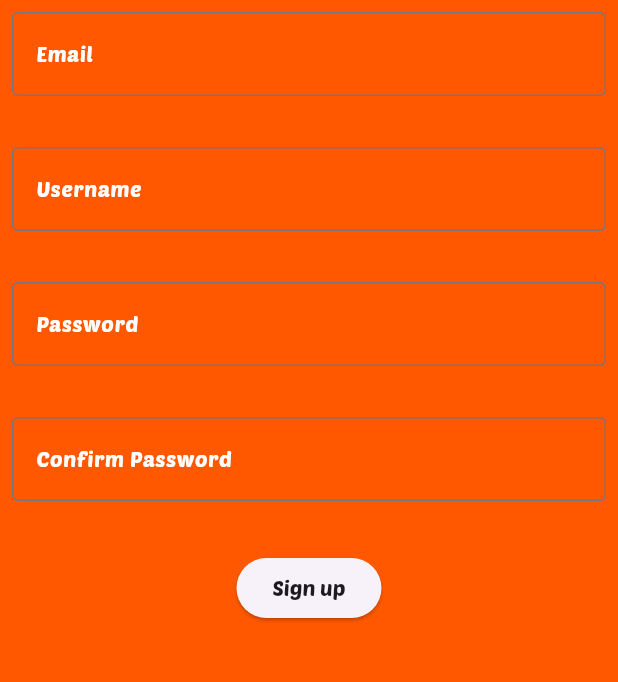
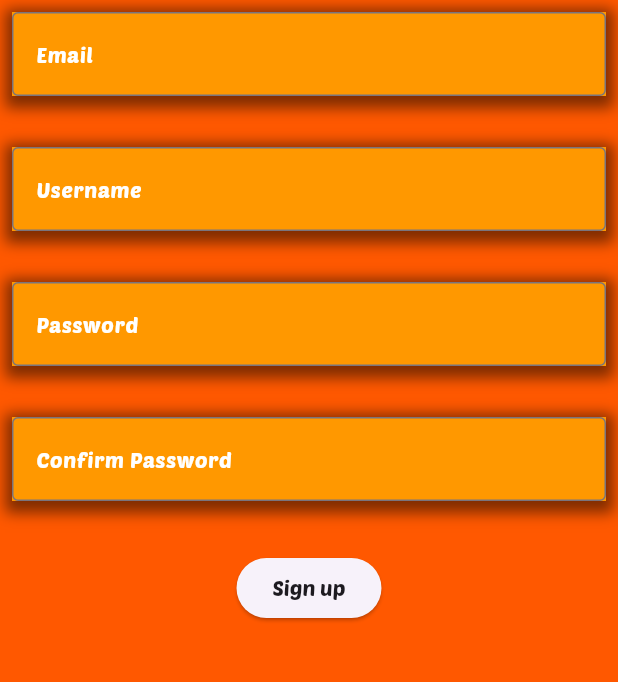
Before and after one commit to Mcfearless314/corsa-frontend, a Flutter app: the screen it shows after launch, after a tap on "Sign up", on a phone screen of 412 x 824 dp, the part 84-766 px from its top. Run offline on Flutter 3.47's test engine with Material 3 defaults, Android fonts, the phone set to English and light mode, and no system bars; our stand-ins replace flutter_bloc, freezed_annotation, google_maps_flutter, location; network calls fail.

Commit message:
Cosmetic update

```diff
--- a/lib/bloc/register_cubit.dart
+++ b/lib/bloc/register_cubit.dart
@@ -56,10 +56,10 @@ class RegisterCubit extends Cubit<RegisterState> {
         username: usernameController.text,
         password: passwordController.text,
       );
+      channel.sink.add(event.toJson());
       final serverEventFuture = channel.stream
           .map((event) => ServerEvent.fromJson(event))
-          .firstWhere((event) => event is ServerConfirmsRegistration);
-      channel.sink.add(event.toJson());
+          .firstWhere((event) => event is ServerConfirmsRegistration, orElse: () => throw Exception('Server did not confirm registration'));
       final serverEvent =
           await serverEventFuture.timeout(const Duration(seconds: 5));
       if (serverEvent is ServerConfirmsRegistration) {
--- a/lib/ui/homepage_screen.dart
+++ b/lib/ui/homepage_screen.dart
@@ -44,7 +44,21 @@ class HomePageScreen extends StatelessWidget {
                 children: [
                   Padding(
                     padding: const EdgeInsets.all(8.0),
+                    child: Container(
+                      decoration: BoxDecoration(
+                        color: Colors.orange,
+                        boxShadow: [
+                          BoxShadow(
+                            color: Colors.black.withOpacity(0.5),
+                            spreadRadius: 5,
+                            blurRadius: 7,
+                            offset: const Offset(0, 3), // changes position of shadow
+                          ),
+                        ],
+                      ),
                       child: TextField(
+                        style: const TextStyle(
+                            color: Colors.white, fontFamily: 'PoetsenOne'),
                         controller:
                             context.read<HomepageCubit>().usernameController,
                         decoration: const InputDecoration(
@@ -57,9 +71,24 @@ class HomePageScreen extends StatelessWidget {
                         ),
                       ),
                     ),
+                  ),
                   Padding(
                     padding: const EdgeInsets.all(8.0),
+                    child: Container(
+                      decoration: BoxDecoration(
+                        color: Colors.orange,
+                        boxShadow: [
+                          BoxShadow(
+                            color: Colors.black.withOpacity(0.5),
+                            spreadRadius: 5,
+                            blurRadius: 7,
+                            offset: const Offset(0, 3), // changes position of shadow
+                          ),
+                        ],
+                      ),
                       child: TextField(
+                        style: const TextStyle(
+                            color: Colors.white, fontFamily: 'PoetsenOne'),
                         controller:
                             context.read<HomepageCubit>().passwordController,
                         obscureText: true,
@@ -70,6 +99,7 @@ class HomePageScreen extends StatelessWidget {
                                 fontFamily: 'PoetsenOne',
                                 fontSize: 14.0,
                                 color: Colors.white)),
+                      ),
                     ),
                   ),
                   Row(
--- a/lib/ui/registerpage_screen.dart
+++ b/lib/ui/registerpage_screen.dart
@@ -42,8 +42,22 @@ class RegisterPageScreen extends StatelessWidget {
               children: [
                 Padding(
                   padding: const EdgeInsets.all(8.0),
+                  child: Container(
+                    decoration: BoxDecoration(
+                      color: Colors.orange,
+                      boxShadow: [
+                        BoxShadow(
+                          color: Colors.black.withOpacity(0.5),
+                          spreadRadius: 5,
+                          blurRadius: 7,
+                          offset: Offset(0, 3), // changes position of shadow
+                        ),
+                      ],
+                    ),
                     child: TextField(
                       controller: context.read<RegisterCubit>().emailController,
+                      style: const TextStyle(
+                          color: Colors.white, fontFamily: 'PoetsenOne'),
                       decoration: const InputDecoration(
                         border: OutlineInputBorder(),
                         hintText: 'Email',
@@ -54,19 +68,38 @@ class RegisterPageScreen extends StatelessWidget {
                       ),
                     ),
                   ),
+                ),
                 Text(
                   state.isEmailValid == null
                       ? ''
                       : state.isEmailValid!
                           ? 'Email is valid'
                           : 'Email is not valid',
-                  style: const TextStyle(color: Colors.red, fontSize: 12.0, fontFamily: 'PoetsenOne', fontWeight: FontWeight.bold),
+                  style: const TextStyle(
+                      color: Colors.white,
+                      fontSize: 12.0,
+                      fontFamily: 'PoetsenOne',
+                      fontWeight: FontWeight.bold),
                 ),
                 Padding(
                   padding: const EdgeInsets.all(8.0),
+                  child: Container(
+                    decoration: BoxDecoration(
+                      color: Colors.orange,
+                      boxShadow: [
+                        BoxShadow(
+                          color: Colors.black.withOpacity(0.5),
+                          spreadRadius: 5,
+                          blurRadius: 7,
+                          offset: Offset(0, 3), // changes position of shadow
+                        ),
+                      ],
+                    ),
                     child: TextField(
                       controller:
                           context.read<RegisterCubit>().usernameController,
+                      style: const TextStyle(
+                          color: Colors.white, fontFamily: 'PoetsenOne'),
                       decoration: const InputDecoration(
                         border: OutlineInputBorder(),
                         hintText: 'Username',
@@ -77,19 +110,38 @@ class RegisterPageScreen extends StatelessWidget {
                       ),
                     ),
                   ),
+                ),
                 Text(
                   state.isUsernameValid == null
                       ? ''
                       : state.isUsernameValid!
                           ? 'Username is valid'
                           : 'Username is not valid',
-                  style: const TextStyle(color: Colors.red, fontSize: 12.0, fontFamily: 'PoetsenOne', fontWeight: FontWeight.bold),
+                  style: const TextStyle(
+                      color: Colors.white,
+                      fontSize: 12.0,
+                      fontFamily: 'PoetsenOne',
+                      fontWeight: FontWeight.bold),
                 ),
                 Padding(
                   padding: const EdgeInsets.all(8.0),
+                  child: Container(
+                    decoration: BoxDecoration(
+                      color: Colors.orange,
+                      boxShadow: [
+                        BoxShadow(
+                          color: Colors.black.withOpacity(0.5),
+                          spreadRadius: 5,
+                          blurRadius: 7,
+                          offset: Offset(0, 3), // changes position of shadow
+                        ),
+                      ],
+                    ),
                     child: TextField(
                       controller:
                           context.read<RegisterCubit>().passwordController,
+                      style: const TextStyle(
+                          color: Colors.white, fontFamily: 'PoetsenOne'),
                       decoration: const InputDecoration(
                         border: OutlineInputBorder(),
                         hintText: 'Password',
@@ -100,18 +152,39 @@ class RegisterPageScreen extends StatelessWidget {
                       ),
                     ),
                   ),
+                ),
                 Text(
                   state.isPasswordValid == null
                       ? ''
                       : state.isPasswordValid!
                           ? 'Password is valid'
                           : 'Password is not valid',
-                  style: const TextStyle(color: Colors.red, fontSize: 12.0, fontFamily: 'PoetsenOne', fontWeight: FontWeight.bold),
+                  style: const TextStyle(
+                      color: Colors.white,
+                      fontSize: 12.0,
+                      fontFamily: 'PoetsenOne',
+                      fontWeight: FontWeight.bold),
                 ),
                 Padding(
                   padding: const EdgeInsets.all(8.0),
+                  child: Container(
+                    decoration: BoxDecoration(
+                      color: Colors.orange,
+                      boxShadow: [
+                        BoxShadow(
+                          color: Colors.black.withOpacity(0.5),
+                          spreadRadius: 5,
+                          blurRadius: 7,
+                          offset: Offset(0, 3), // changes position of shadow
+                        ),
+                      ],
+                    ),
                     child: TextField(
-                    controller: context.read<RegisterCubit>().confirmPasswordController,
+                      controller: context
+                          .read<RegisterCubit>()
+                          .confirmPasswordController,
+                      style: const TextStyle(
+                          color: Colors.white, fontFamily: 'PoetsenOne'),
                       decoration: const InputDecoration(
                         border: OutlineInputBorder(),
                         hintText: 'Confirm Password',
@@ -122,13 +195,18 @@ class RegisterPageScreen extends StatelessWidget {
                       ),
                     ),
                   ),
+                ),
                 Text(
-                  state.isPasswordValid == null
+                  state.isConfirmPasswordValid == null
                       ? ''
                       : state.isConfirmPasswordValid!
                           ? 'Passwords match'
                           : 'Password does not match',
-                  style: const TextStyle(color: Colors.red, fontSize: 12.0, fontFamily: 'PoetsenOne', fontWeight: FontWeight.bold),
+                  style: const TextStyle(
+                      color: Colors.white,
+                      fontSize: 12.0,
+                      fontFamily: 'PoetsenOne',
+                      fontWeight: FontWeight.bold),
                 ),
                 Row(
                   mainAxisAlignment: MainAxisAlignment.center,
@@ -149,5 +227,4 @@ class RegisterPageScreen extends StatelessWidget {
       ),
     );
   }
-
 }
```
Lines whose indentation alone changed are shown as unchanged.
